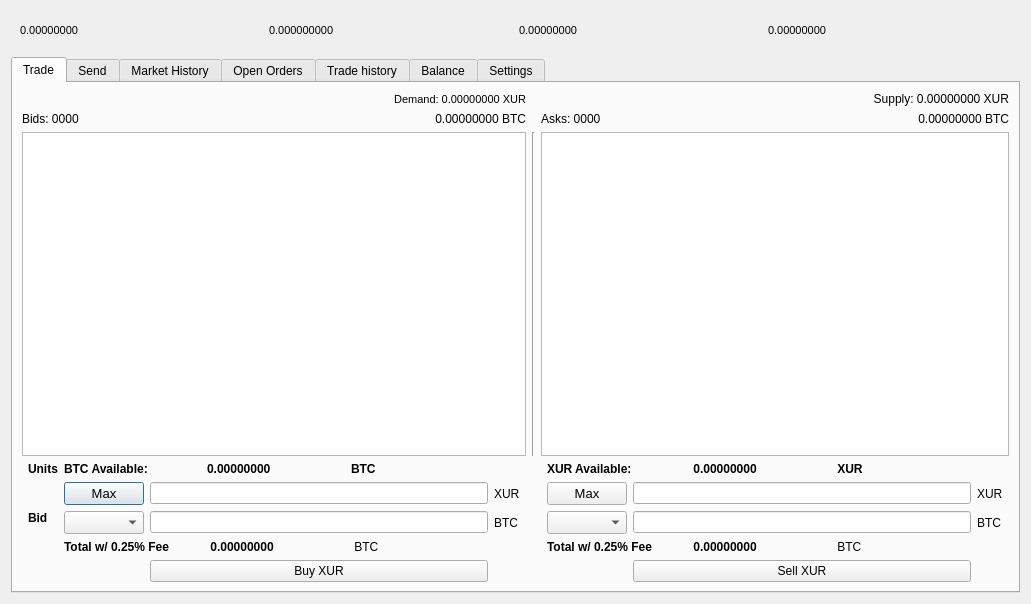
First picture: the form in src/qt/forms/tradingdialog.ui, repository nightm4r3tr/Ncoin, before the edit.
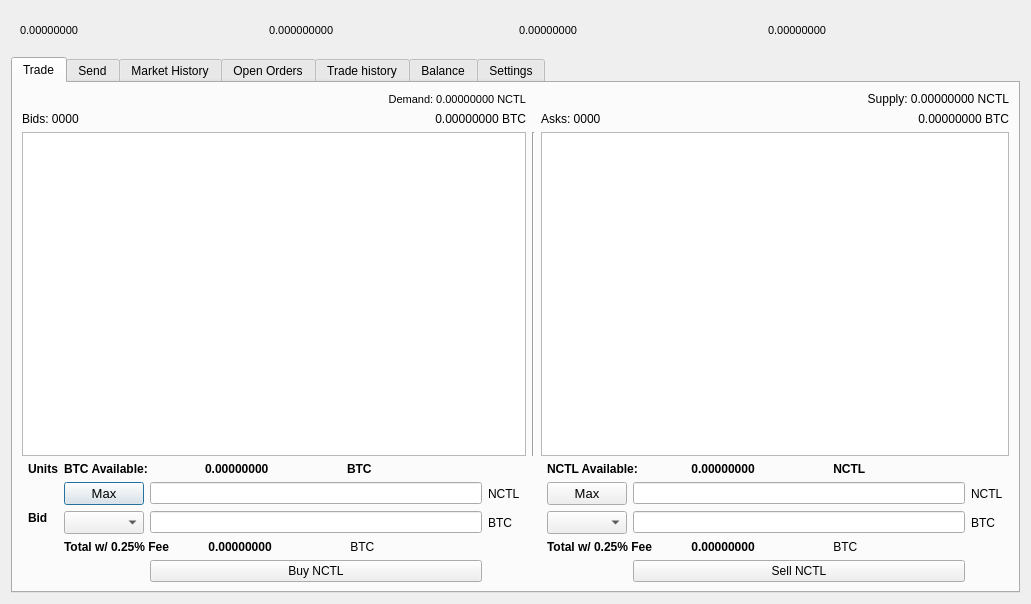
Second picture: the form after the edit. The open tabs and pages were chosen to show the change. Icons and pictures are not drawn.

The edit to the form file:
```diff
--- a/src/qt/forms/tradingdialog.ui
+++ b/src/qt/forms/tradingdialog.ui
@@ -704,7 +704,7 @@
             </font>
            </property>
            <property name="text">
-            <string>XUR Available:</string>
+            <string>NCTL Available:</string>
            </property>
           </widget>
          </item>
@@ -1148,7 +1148,7 @@
             </font>
            </property>
            <property name="text">
-            <string> XUR</string>
+            <string> NCTL</string>
            </property>
           </widget>
          </item>
@@ -1186,7 +1186,7 @@
        <item row="4" column="4">
         <widget class="QLabel" name="label_4">
          <property name="text">
-          <string>XUR</string>
+          <string>NCTL</string>
          </property>
         </widget>
        </item>
@@ -1222,7 +1222,7 @@
        <item row="4" column="10">
         <widget class="QLabel" name="label_22">
          <property name="text">
-          <string>XUR</string>
+          <string>NCTL</string>
          </property>
         </widget>
        </item>
@@ -2239,14 +2239,14 @@
        <item row="7" column="3">
         <widget class="QPushButton" name="BuyHM">
          <property name="text">
-          <string>Buy XUR</string>
+          <string>Buy NCTL</string>
          </property>
         </widget>
        </item>
        <item row="7" column="9">
         <widget class="QPushButton" name="SellHMBTN">
          <property name="text">
-          <string>Sell XUR</string>
+          <string>Sell NCTL</string>
          </property>
         </widget>
        </item>
@@ -2320,7 +2320,7 @@
           </font>
          </property>
          <property name="text">
-          <string>Demand: 0.00000000 XUR</string>
+          <string>Demand: 0.00000000 NCTL</string>
          </property>
          <property name="alignment">
           <set>Qt::AlignRight|Qt::AlignTrailing|Qt::AlignVCenter</set>
@@ -2330,7 +2330,7 @@
        <item row="0" column="9" colspan="3">
         <widget class="QLabel" name="HMSupply">
          <property name="text">
-          <string>Supply: 0.00000000 XUR</string>
+          <string>Supply: 0.00000000 NCTL</string>
          </property>
          <property name="alignment">
           <set>Qt::AlignRight|Qt::AlignTrailing|Qt::AlignVCenter</set>
```
Left out of the diff: 20 changed lines with no effect on the pictures.
